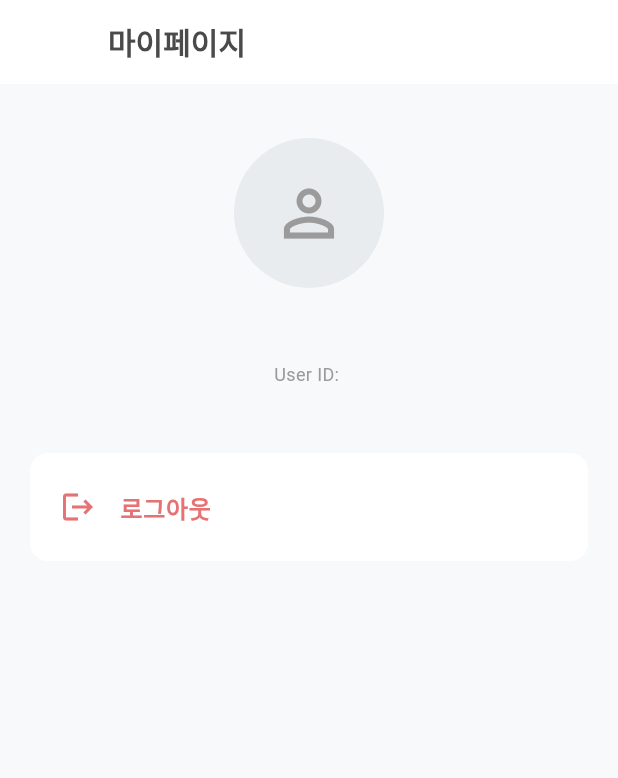
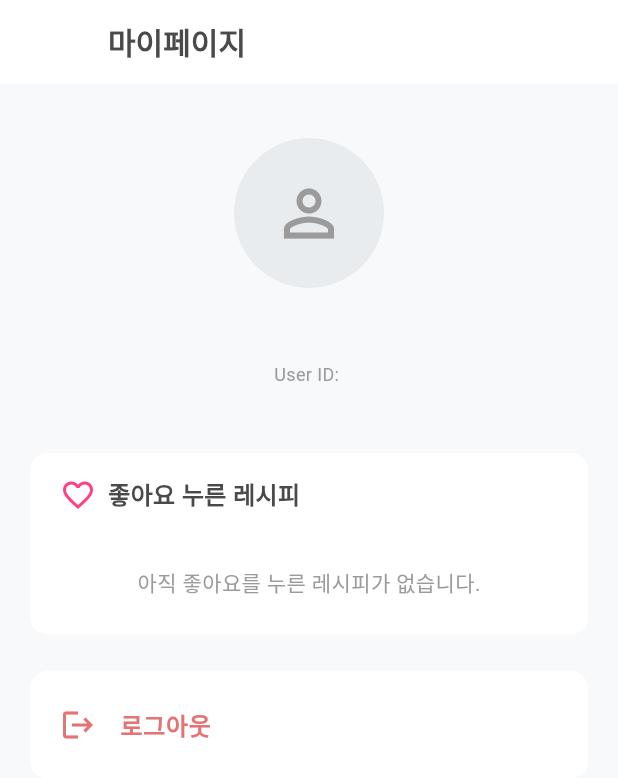
Before and after one commit to GitLeeGH/take_care_refrigerator, a Flutter app: the MyPage screen opened directly, on a phone screen of 412 x 824 dp. Shown: the top 778 px of the screen. Run offline on Flutter 3.47's test engine with Material 3 defaults, Android fonts, the phone set to English and light mode, and no system bars; our stand-ins replace cached_network_image, flutter_dotenv, flutter_local_notifications, flutter_markdown, flutter_riverpod, google_sign_in and 5 more; accounts and stored records are empty.

Commit message:
feat: Display liked recipes on My Page

```diff
--- a/lib/src/pages/my_page.dart
+++ b/lib/src/pages/my_page.dart
@@ -1,9 +1,11 @@
 import 'package:flutter/material.dart';
 import 'package:flutter_riverpod/flutter_riverpod.dart';
 
+import '../models.dart';
 import '../providers.dart';
 import '../theme.dart';
-import 'add_recipe_page.dart'; // Added import
+import 'add_recipe_page.dart';
+import 'recipes_page.dart'; // For RecipeDetailPage
 
 class MyPage extends ConsumerWidget {
   const MyPage({super.key});
@@ -78,6 +80,9 @@ class MyPage extends ConsumerWidget {
             error: (e, s) => const SizedBox.shrink(), // Hide on error
           ),
 
+          const LikedRecipesSection(),
+          const SizedBox(height: 16),
+
           // Logout Card
           Card(
             elevation: 0,
@@ -97,3 +102,77 @@ class MyPage extends ConsumerWidget {
     );
   }
 }
+
+class LikedRecipesSection extends ConsumerWidget {
+  const LikedRecipesSection({super.key});
+
+  @override
+  Widget build(BuildContext context, WidgetRef ref) {
+    final likedRecipesAsync = ref.watch(likedRecipesProvider);
+
+    return Card(
+      elevation: 0,
+      color: Colors.white,
+      shape: RoundedRectangleBorder(borderRadius: BorderRadius.circular(12)),
+      child: Column(
+        crossAxisAlignment: CrossAxisAlignment.start,
+        children: [
+          const Padding(
+            padding: EdgeInsets.fromLTRB(20, 16, 20, 12),
+            child: Row(
+              children: [
+                Icon(Icons.favorite_outline, color: Colors.pinkAccent),
+                SizedBox(width: 8),
+                Text(
+                  '좋아요 누른 레시피',
+                  style: TextStyle(fontSize: 16, fontWeight: FontWeight.bold, color: darkGray),
+                ),
+              ],
+            ),
+          ),
+          likedRecipesAsync.when(
+            data: (recipes) {
+              if (recipes.isEmpty) {
+                return const Padding(
+                  padding: EdgeInsets.symmetric(horizontal: 20, vertical: 24),
+                  child: Center(
+                    child: Text('아직 좋아요를 누른 레시피가 없습니다.', style: TextStyle(color: mediumGray)),
+                  ),
+                );
+              }
+              return ListView.builder(
+                shrinkWrap: true,
+                physics: const NeverScrollableScrollPhysics(),
+                itemCount: recipes.length,
+                itemBuilder: (context, index) {
+                  final recipe = recipes[index];
+                  return ListTile(
+                    contentPadding: const EdgeInsets.symmetric(horizontal: 20, vertical: 4),
+                    title: Text(recipe.name, style: const TextStyle(fontWeight: FontWeight.w600)),
+                    trailing: const Icon(Icons.arrow_forward_ios, size: 16, color: mediumGray),
+                    onTap: () {
+                      Navigator.push(
+                        context,
+                        MaterialPageRoute(
+                          builder: (context) => RecipeDetailPage(recipe: recipe),
+                        ),
+                      );
+                    },
+                  );
+                },
+              );
+            },
+            loading: () => const Padding(
+              padding: EdgeInsets.all(20.0),
+              child: Center(child: CircularProgressIndicator()),
+            ),
+            error: (e, s) => Padding(
+              padding: const EdgeInsets.all(20.0),
+              child: Center(child: Text('레시피를 불러오는 중 오류가 발생했습니다.\n$e')),
+            ),
+          ),
+        ],
+      ),
+    );
+  }
+}
--- a/lib/src/providers.dart
+++ b/lib/src/providers.dart
@@ -373,6 +373,19 @@ final likedRecipeIdsProvider = StreamProvider.autoDispose<Set<String>>((ref) {
       .map((data) => data.map((row) => row['recipe_id'] as String).toSet());
 });
 
+// Provider to get the full Recipe objects for the liked recipes
+final likedRecipesProvider = FutureProvider.autoDispose<List<Recipe>>((ref) async {
+  final supabase = ref.watch(supabaseProvider);
+  final likedIds = ref.watch(likedRecipeIdsProvider).asData?.value;
+
+  if (likedIds == null || likedIds.isEmpty) {
+    return [];
+  }
+
+  final response = await supabase.from('recipes').select().in_('id', likedIds.toList());
+  return (response as List).map((item) => Recipe.fromJson(item)).toList();
+});
+
 final likeRecipeProvider = Provider.autoDispose((ref) {
   final supabase = ref.watch(supabaseProvider);
   final user = supabase.auth.currentUser;
```
